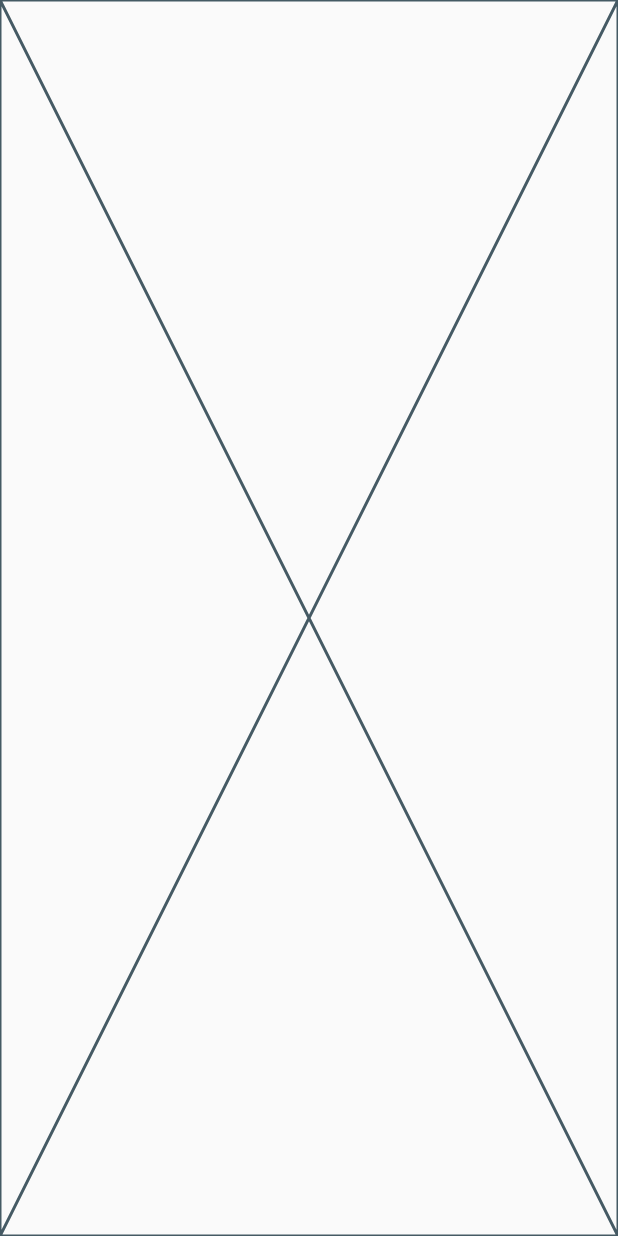
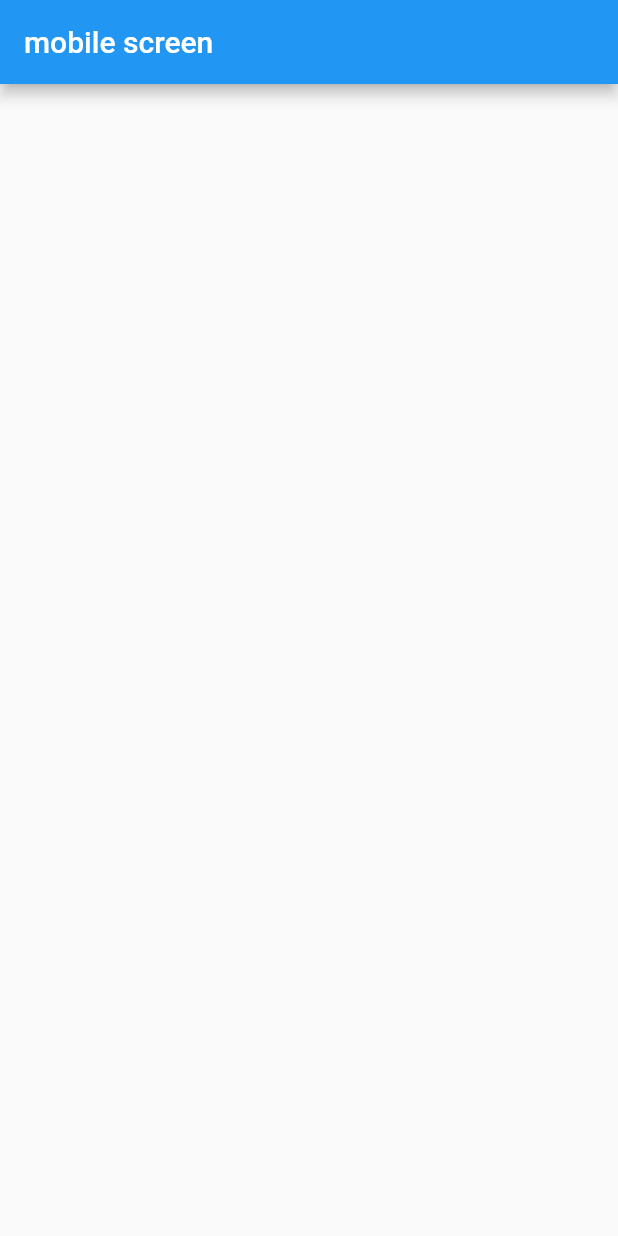
Before and after one commit to AyaEidAttya/instagram_app3, a Flutter app: the mobilescreen screen opened directly, on a phone screen of 412 x 824 dp. Run offline on Flutter 3.47's test engine with Material 2 defaults, Android fonts, the phone set to English and light mode, and no system bars.

Commit message:
add app bar

```diff
--- a/instagram_app3/lib/responsive/mobile.dart
+++ b/instagram_app3/lib/responsive/mobile.dart
@@ -1,4 +1,5 @@
 
+import 'package:flutter/material.dart';
 import 'package:flutter/src/animation/animation_controller.dart';
 import 'package:flutter/src/widgets/framework.dart';
 import 'package:flutter/src/widgets/placeholder.dart';
@@ -11,24 +12,15 @@ class mobilescreen extends StatefulWidget {
   State<mobilescreen> createState() => _mobilescreenState();
 }
 
-class _mobilescreenState extends State<mobilescreen>
-    with SingleTickerProviderStateMixin {
-  late AnimationController _controller;
-
-  @override
-  void initState() {
-    super.initState();
-    _controller = AnimationController(vsync: this);
-  }
-
-  @override
-  void dispose() {
-    _controller.dispose();
-    super.dispose();
-  }
-
+class _mobilescreenState extends State<mobilescreen> {
   @override
   Widget build(BuildContext context) {
-    return const Placeholder();
+    return Scaffold(
+appBar: AppBar(
+  title: Text("mobile screen"),
+),
+    );
+
+
   }
 }
```
